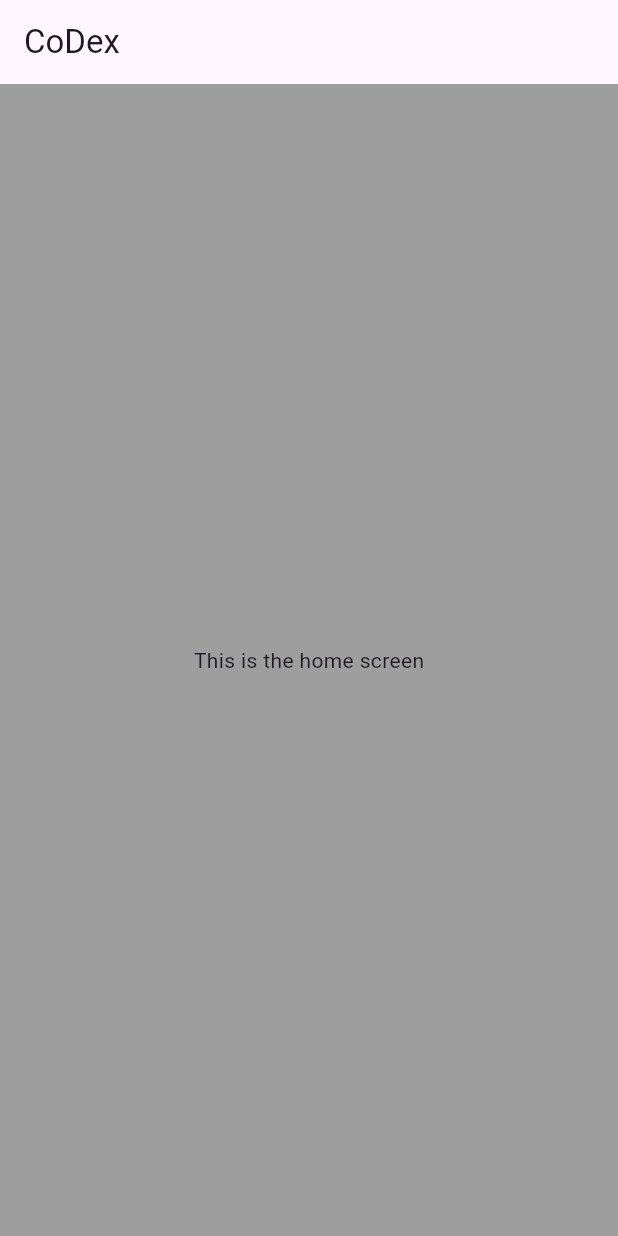
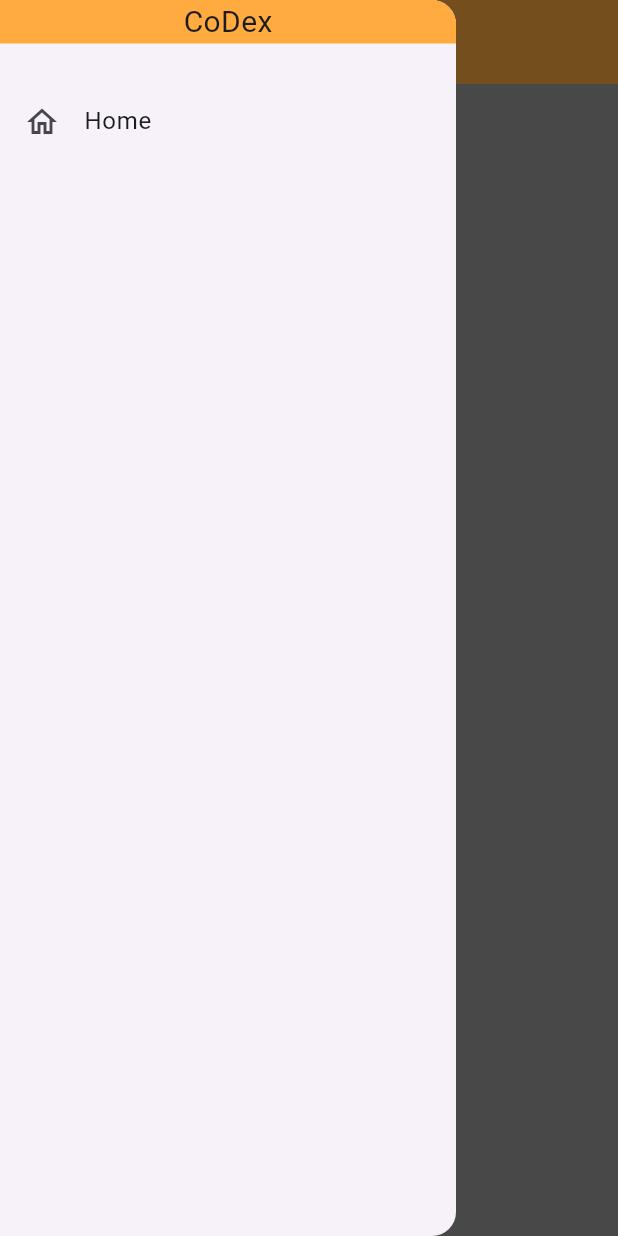
Before and after one commit to nohiup/CoD_Index, a Flutter app: the screen it shows after launch, with the side drawer open (before the commit the screen has no drawer), on a phone screen of 412 x 824 dp. Run offline on Flutter 3.47's test engine with Material 3 defaults, Android fonts, the phone set to English and light mode, and no system bars.

Commit message:
Added transition animation and menu nav side bar

```diff
--- a/lib/screens/home_screen.dart
+++ b/lib/screens/home_screen.dart
@@ -1,12 +1,18 @@
+import 'dart:developer';
+
 import 'package:flutter/material.dart';
 
-class HomeScreen extends StatelessWidget{
+import 'menu_fragment.dart';
+
+class HomeScreen extends StatelessWidget {
   @override
-  Widget build(BuildContext context){
+  Widget build(BuildContext context) {
     return Scaffold(
       appBar: AppBar(
         title: const Text('CoDex'),
+        backgroundColor: Colors.orangeAccent,
       ),
+      drawer: const SideMenuDrawer(),
       body: Container(
         color: Colors.grey,
         child: const Center(
--- /dev/null
+++ b/lib/screens/menu_fragment.dart
@@ -0,0 +1,61 @@
+import 'package:flutter/material.dart';
+import 'package:youtube_audio/screens/home_screen.dart';
+
+class SideMenuDrawer extends StatelessWidget{
+  const SideMenuDrawer({Key? key}): super(key: key);
+  Widget build(BuildContext context) => Drawer(
+    child: SingleChildScrollView(
+      child: Column(
+        crossAxisAlignment: CrossAxisAlignment.stretch,
+        children: <Widget>[
+          buildHeader(context),
+          buildMenuItems(context),
+        ],
+      ),
+    ),
+  );
+
+ Widget buildHeader(BuildContext context) => Container(
+   color: Colors.orangeAccent,
+   child: Container(
+     padding: EdgeInsets.only(
+       top: MediaQuery.of(context).padding.top,
+     ),
+    child: const Center(
+      child: Text(
+          'CoDex',
+          style: TextStyle(
+            fontSize: 20,
+          ),
+      ),
+    ),
+   ),
+
+ );
+ Widget buildMenuItems(BuildContext context) => Container(
+   padding: const EdgeInsets.fromLTRB(0, 24, 0, 0),
+   child: Wrap(
+     runSpacing: 10,
+     children: [
+       ListTile(
+         leading: const Icon(Icons.home_outlined),
+         title: const Text('Home'),
+         onTap:() {
+           Navigator.of(context).pushReplacement(
+             PageRouteBuilder(pageBuilder: (BuildContext context,
+                 Animation<double> animation,
+                 Animation<double> secondaryAnimation) {
+               return SlideTransition(position: Tween<Offset>(
+                 begin: const Offset(1.0, 0.0),
+                 end: Offset.zero,
+                ).animate(animation),
+                 child: HomeScreen(),);
+                }
+              ),
+            );  //pushReplacement
+          },  //OnTap
+        ),
+      ],  //children
+   ),
+ );
+}
--- a/pubspec.yaml
+++ b/pubspec.yaml
@@ -62,6 +62,8 @@ flutter:
   # assets:
   #   - images/a_dot_burr.jpeg
   #   - images/a_dot_ham.jpeg
+  assets:
+    - lib/drawable/menu_icon.png
 
   # An image asset can refer to one or more resolution-specific "variants", see
   # https://flutter.dev/assets-and-images/#resolution-aware
```
Also changed, not shown: lib/drawable/menu_icon.png (added).
